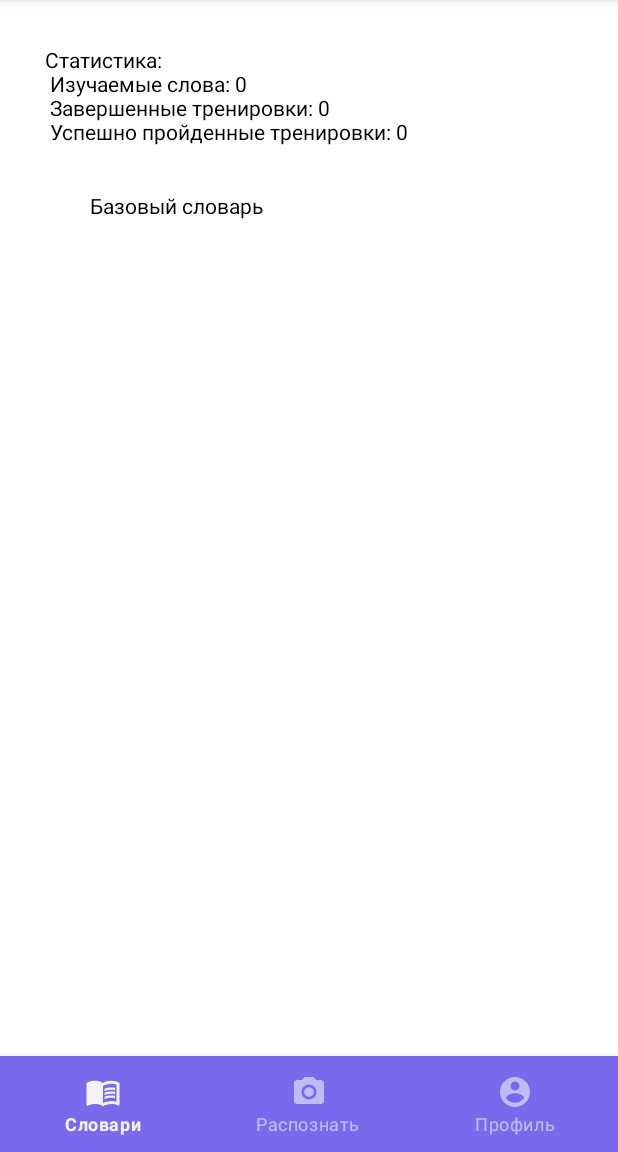
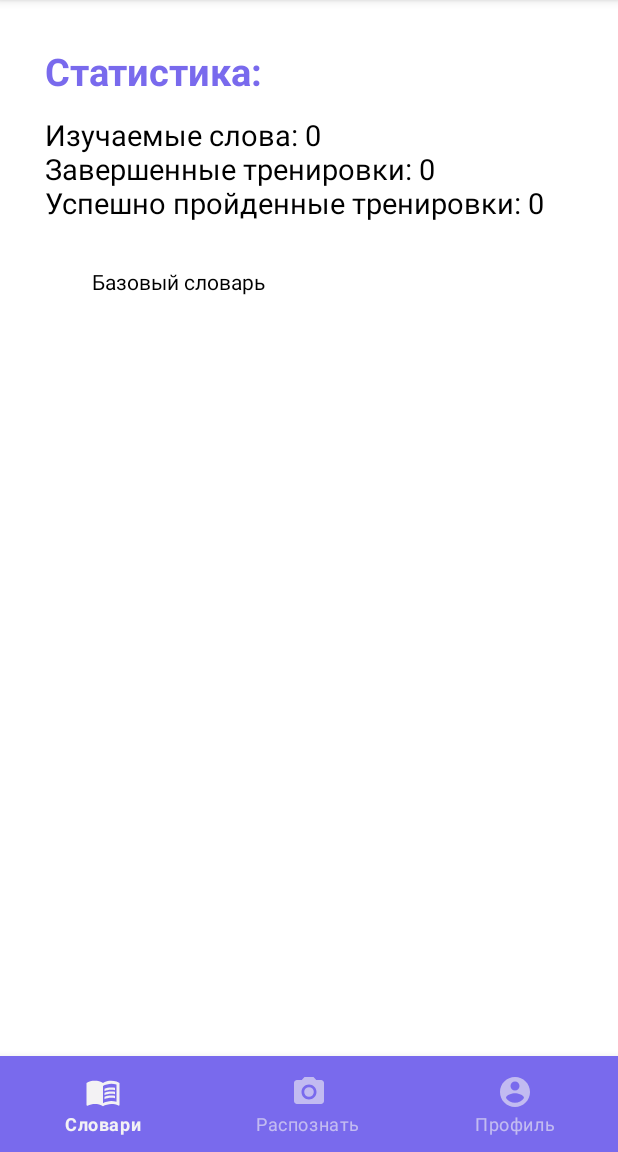
Before and after one commit to MariaMsu/Kotelok, an Android app: the screen it shows after launch (MainActivity), on a phone screen of 412 x 824 dp, the part 84-1236 px from its top. Run offline under Robolectric (Android 15) with nearby library versions, the phone set to English and light mode, and no system bars; our stand-ins replace Room's generated code; libraries missing offline, so code that uses them is left out: com.jakewharton.retrofit2.

Commit message:
Поправила разметку

```diff
--- a/app/src/main/res/layout/fragment_statistics.xml
+++ b/app/src/main/res/layout/fragment_statistics.xml
@@ -9,23 +9,41 @@
     <TextView
         android:layout_width="0dp"
         android:layout_height="wrap_content"
-        android:id="@+id/totalStatisticText"
+        android:id="@+id/statisticsHeader"
+        android:text="@string/statistics_header"
+        android:textColor="@color/light_purple_main"
         app:layout_constraintStart_toStartOf="parent"
         app:layout_constraintTop_toTopOf="parent"
         android:layout_marginTop="30dp"
         android:layout_marginHorizontal="30dp"
-        app:layout_constraintEnd_toEndOf="parent" />
+        app:layout_constraintEnd_toEndOf="parent"
+        android:textStyle="bold"
+        android:textSize="25sp" />
+
+
+    <TextView
+        android:layout_width="0dp"
+        android:layout_height="wrap_content"
+        android:id="@+id/totalStatisticText"
+        android:textSize="19sp"
+        app:layout_constraintStart_toStartOf="parent"
+        android:layout_marginHorizontal="30dp"
+        app:layout_constraintEnd_toEndOf="parent"
+        app:layout_constraintTop_toBottomOf="@+id/statisticsHeader"
+        android:layout_marginTop="12dp" />
 
     <androidx.recyclerview.widget.RecyclerView
-        android:layout_width="0dp"
-        android:layout_height="0dp"
+        android:layout_width="350dp"
+        android:layout_height="553dp"
         app:layout_constraintTop_toBottomOf="@+id/totalStatisticText"
         android:layout_marginTop="30dp"
         android:layout_marginHorizontal="30dp"
         app:layout_constraintStart_toStartOf="parent"
         android:id="@+id/statisticRecycler"
         app:layout_constraintEnd_toEndOf="parent"
-        app:layout_constraintBottom_toBottomOf="parent" />
+        app:layout_constraintBottom_toBottomOf="parent"
+        app:layout_constraintHorizontal_bias="0.508"
+        app:layout_constraintVertical_bias="0.0" />
 
 
 </androidx.constraintlayout.widget.ConstraintLayout>
--- a/app/src/main/res/values/strings.xml
+++ b/app/src/main/res/values/strings.xml
@@ -47,9 +47,8 @@
     <string name="header_text_main_fields">Основное:</string>
     <string name="header_text_additional_fields">Дополнительно:</string>
     <string name="error_field_required">Это обязательное поле</string>
+    <string name="statistics_header">Статистика:</string>
 
-    <string name="statistics">Статистика:
-        \n Изучаемые слова: %1$s
-        \n Завершенные тренировки: %2$s
-        \n Успешно пройденные тренировки: %3$s</string>
+    <string name="statistics">
+        Изучаемые слова: %1$s\nЗавершенные тренировки: %2$s\nУспешно пройденные тренировки: %3$s</string>
 </resources>
```
